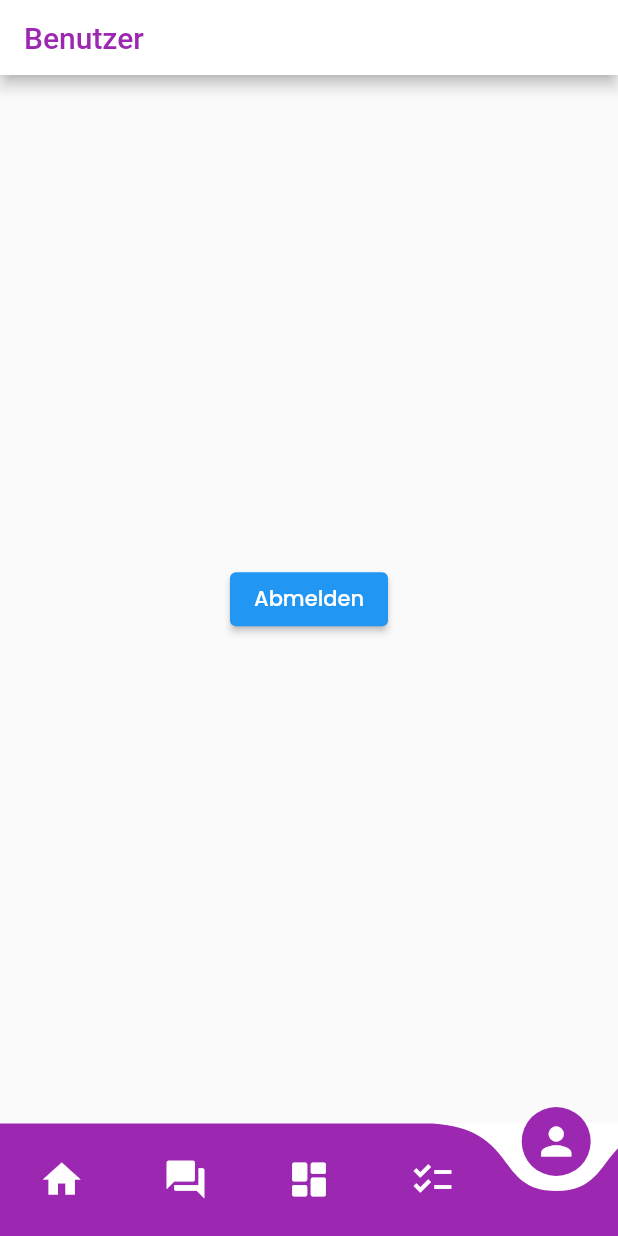
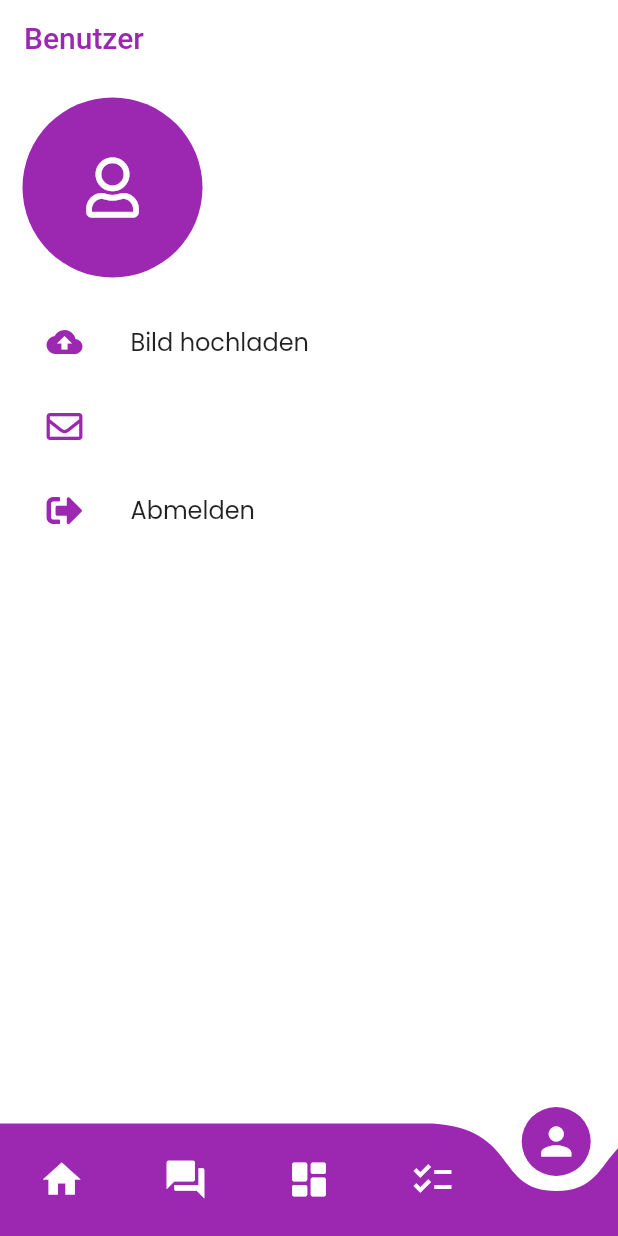
Before and after one commit to Zamaruu/seriousfocus, a Flutter app: the screen it shows once a user with an empty profile is signed in, item 5 of the bottom bar chosen, on a phone screen of 412 x 824 dp. Run offline on Flutter 3.47's test engine with Material 2 defaults, Android fonts, the phone set to English and light mode, and no system bars; drawn by our look-alikes of curved_navigation_bar; our stand-ins replace file_picker, firebase_auth, firebase_core, firebase_storage, font_awesome_flutter, google_fonts and 1 more; accounts and stored records are empty.

Commit message:
added user page

```diff
--- a/lib/globals.dart
+++ b/lib/globals.dart
@@ -1,5 +1,6 @@
 
 
 class Global {
-
+  double appPadding = 15;
+  double appMargin = 15;
 }
--- a/lib/main.dart
+++ b/lib/main.dart
@@ -28,7 +28,7 @@ class SeriousFocusBase extends StatelessWidget {
           primaryColor: Colors.purple,
           textTheme: GoogleFonts.poppinsTextTheme(
             Theme.of(context).textTheme
-          )
+          ),
         ),
         home: AuthenticationWrapper(),
         //home: SeriousFocusMainNavigationPage(),
@@ -42,7 +42,8 @@ class AuthenticationWrapper extends StatelessWidget {
 
   @override
   Widget build(BuildContext context) {
-    return StreamBuilder<User?>(
+    return Scaffold(
+      body: StreamBuilder<User?>(
         stream: FirebaseAuth.instance.authStateChanges(),
         builder: (context, snapshot){
           if(snapshot.connectionState == ConnectionState.waiting){
@@ -62,6 +63,7 @@ class AuthenticationWrapper extends StatelessWidget {
             return LoginPage();
           }
         }
+      ),
     );
 
     //print("Current user: " + firebaseUser.toString());
--- a/lib/pages/user/userpage.dart
+++ b/lib/pages/user/userpage.dart
@@ -1,20 +1,113 @@
+import 'dart:io';
+import 'package:file_picker/file_picker.dart';
+import 'package:firebase_auth/firebase_auth.dart';
+import 'package:firebase_storage/firebase_storage.dart';
 import 'package:flutter/material.dart';
+import 'package:font_awesome_flutter/font_awesome_flutter.dart';
 import 'package:seriousfocus/bloc/authentication_service.dart';
+import 'package:seriousfocus/bloc/firebase_user_service.dart';
+import 'package:seriousfocus/globals.dart';
 import 'package:seriousfocus/widgets/global/seriousfocus_scaffold.dart';
 import 'package:provider/provider.dart';
+import 'package:seriousfocus/widgets/user/userdatatile.dart';
+import 'package:url_launcher/url_launcher.dart';
 
-class Userpage extends StatelessWidget {
+class Userpage extends StatefulWidget {
   const Userpage({Key? key}) : super(key: key);
 
   @override
+  _UserpageState createState() => _UserpageState();
+}
+
+class _UserpageState extends State<Userpage> {
+  void _launchURL(_url) async => await canLaunch(_url)
+      ? await launch(_url)
+      : throw 'Could not launch $_url';
+
+  @override
   Widget build(BuildContext context) {
+    final user = FirebaseAuth.instance.currentUser;
     return SeriousFocusScaffold(
       showAppBar: true,
       title: "Benutzer",
-      body: Center(
-        child: ElevatedButton(
-          onPressed: () => context.read<AuthenticationService>().logout(),
-          child: Text("Abmelden"),
+      body: Material(
+        color: Colors.white,
+        child: Container(
+          //color: Colors.white,
+          padding: EdgeInsets.only(left: Global().appPadding, top: Global().appPadding),
+          child: Column(
+            mainAxisAlignment: MainAxisAlignment.start,
+            crossAxisAlignment: CrossAxisAlignment.start,
+            children: [
+              user!.photoURL != null?
+                CircleAvatar(
+                  radius: 60,
+                  backgroundColor: Colors.purple,
+                  backgroundImage: NetworkImage(user.photoURL!),
+                ):
+                CircleAvatar(
+                  radius: 60,
+                  backgroundColor: Colors.purple,
+                  child: FaIcon(FontAwesomeIcons.user, color: Colors.white, size: 40,),
+                ),
+              if(user.photoURL == null)
+                UserDataTile(
+                  margin: EdgeInsets.only(top: Global().appMargin),
+                  icon: Icons.cloud_upload,
+                  title: "Bild hochladen",
+                  onTap: () async {
+                    FilePickerResult? result = await FilePicker.platform.pickFiles();
+
+                    if (result != null) {
+                      File file = File(result.files.single.path!);
+                      String url = await UserService().uploadFile(file);
+                      await user.reload();
+
+                      setState(() {
+                      });
+                    }
+                  },
+                ),
+              if(user.displayName != null)
+                if(user.displayName!.isNotEmpty)
+                  UserDataTile(
+                    margin: EdgeInsets.only(top: Global().appMargin),
+                    icon: FontAwesomeIcons.signature,
+                    title: user.displayName!,
+                    onTap: (){},
+                  ),
+              UserDataTile(
+                margin: user.photoURL != null? EdgeInsets.only(top: Global().appMargin): EdgeInsets.zero,
+                icon: FontAwesomeIcons.envelope,
+                title: user.email!,
+                onTap: () {
+                  _launchURL("mailto:"+user.email!);
+                },
+              ),
+              if (user.photoURL != null)
+                UserDataTile(
+                  icon: Icons.cloud_upload,
+                  title: "Bild aktualisieren",
+                  onTap: () async {
+                    FilePickerResult? result =
+                        await FilePicker.platform.pickFiles();
+
+                    if (result != null) {
+                      File file = File(result.files.single.path!);
+                      String url = await UserService().uploadFile(file);
+                      await user.reload();
+                      setState(() {
+                      });
+                    }
+                  },
+                ),
+              UserDataTile(
+                icon: FontAwesomeIcons.signOutAlt,
+                title: "Abmelden",
+                onTap: () => context.read<AuthenticationService>().logout(),
+              ),
+            ],
+          ),
         ),
       ),
     );
--- a/lib/widgets/global/seriousfocus_appbar.dart
+++ b/lib/widgets/global/seriousfocus_appbar.dart
@@ -15,6 +15,7 @@ class SeriousFocusAppBar extends StatelessWidget  {
         ),
       ),
       backgroundColor: Colors.white,
+      elevation: 0,
     );
   }
 }
--- /dev/null
+++ b/lib/widgets/user/userdatatile.dart
@@ -0,0 +1,29 @@
+import 'package:flutter/material.dart';
+import 'package:font_awesome_flutter/font_awesome_flutter.dart';
+
+class UserDataTile extends StatelessWidget {
+  final EdgeInsets margin;
+  final IconData icon;
+  final String title;
+  final Function onTap;
+
+  const UserDataTile({
+    Key? key,
+    this.margin = const EdgeInsets.all(0),
+    required this.icon,
+    required this.title,
+    required this.onTap,
+  }) : super(key: key);
+
+  @override
+  Widget build(BuildContext context) {
+    return Container(
+      margin: margin,
+      child: ListTile(
+        leading: FaIcon(icon, color: Theme.of(context).primaryColor,),
+        title: Text(title),
+        onTap: () => onTap(),
+      ),
+    );
+  }
+}
--- a/pubspec.yaml
+++ b/pubspec.yaml
@@ -35,6 +35,9 @@ dependencies:
   firebase_auth: ^3.0.2
   firebase_core: ^1.5.0
   google_sign_in: ^5.0.7
+  url_launcher: ^6.0.9
+  firebase_storage: ^10.0.2
+  file_picker: ^4.0.0
 
 dev_dependencies:
   flutter_test:
```
Also changed, not shown: lib/bloc/authentication_service.dart (+8 -5 lines), lib/bloc/firebase_user_service.dart (added, +22 -0 lines), pubspec.lock, 1 other file. Lines whose indentation alone changed are shown as unchanged.
